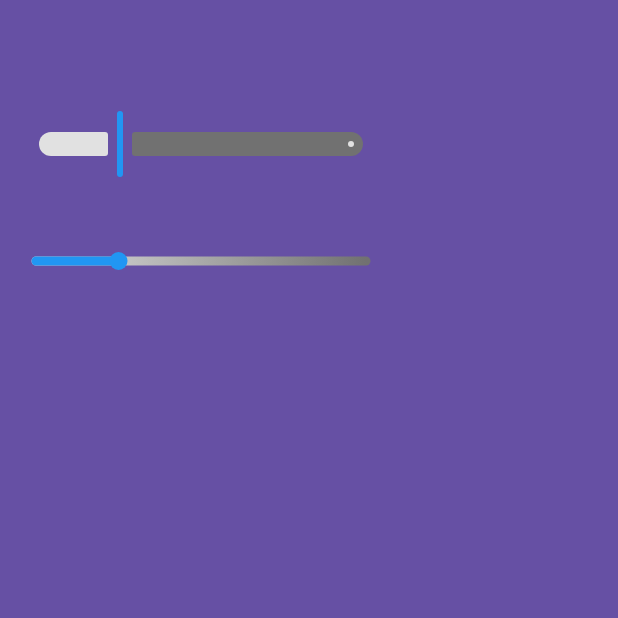
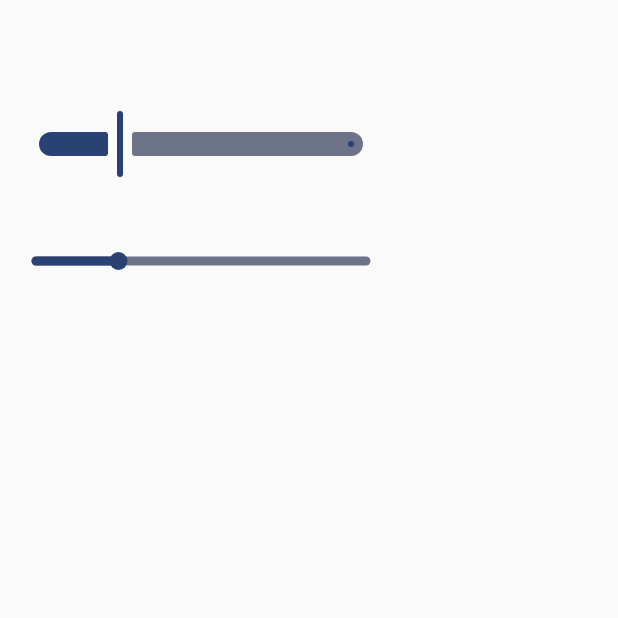
Before and after one commit to TurKurT656/BubbleSlider, an Android app built with Jetpack Compose: the screen it shows after launch (MainActivity), on a phone screen of 412 x 824 dp, the top half of it. Run offline under Robolectric (Android 15) with nearby library versions, the phone set to English and light mode, and no system bars.

Commit message:
Add BubbleSlider colors

```diff
--- a/app/src/main/java/com/github/turkurt656/bubbleslider/BubbleSlider.kt
+++ b/app/src/main/java/com/github/turkurt656/bubbleslider/BubbleSlider.kt
@@ -20,12 +20,10 @@ import androidx.compose.runtime.remember
 import androidx.compose.runtime.setValue
 import androidx.compose.ui.Modifier
 import androidx.compose.ui.geometry.Offset
-import androidx.compose.ui.graphics.Brush
 import androidx.compose.ui.graphics.StrokeCap
 import androidx.compose.ui.unit.Dp
 import androidx.compose.ui.unit.dp
 import androidx.compose.ui.unit.max
-import com.github.turkurt656.bubbleslider.ui.theme.*
 
 @Composable
 fun BubbleSlider(
@@ -33,6 +31,7 @@ fun BubbleSlider(
     onValueChange: (Float) -> Unit,
     modifier: Modifier = Modifier,
     valueRange: ClosedFloatingPointRange<Float> = 0f..100f,
+    colors: BubbleSliderColors = BubbleSliderDefaults.colors(),
     progressThickness: Dp = 6.dp,
     selectorSize: Dp = 12.dp,
 ) {
@@ -86,23 +85,19 @@ fun BubbleSlider(
                 drawLine(
                     start = Offset(x = 0f, y = canvasHeight / 2),
                     end = Offset(x = canvasWidth, y = canvasHeight / 2),
-                    brush = Brush.horizontalGradient(
-                        colors = listOf(Gray1, Gray2),
-                        startX = 0f,
-                        endX = canvasWidth,
-                    ),
+                    color = colors.trackColor(true, false),
                     strokeWidth = progressThickness.toPx(),
                     cap = StrokeCap.Round
                 )
                 drawLine(
                     start = Offset(x = 0f, y = canvasHeight / 2),
                     end = Offset(x = progressWidth, y = canvasHeight / 2),
-                    color = Blue,
+                    color = colors.trackColor(true, true),
                     strokeWidth = progressThickness.toPx(),
                     cap = StrokeCap.Round
                 )
                 drawDrop(
-                    color = Blue,
+                    color = colors.thumbColor(true),
                     center = Offset(x = progressWidth, y = canvasHeight / 2),
                     radius = circleRadius.toPx(),
                     velocity = velocityAnimation.value,
--- /dev/null
+++ b/app/src/main/java/com/github/turkurt656/bubbleslider/BubbleSliderColors.kt
@@ -0,0 +1,71 @@
+package com.github.turkurt656.bubbleslider
+
+import androidx.compose.runtime.Immutable
+import androidx.compose.runtime.Stable
+import androidx.compose.ui.graphics.Color
+import androidx.compose.ui.graphics.takeOrElse
+
+
+@Immutable
+class BubbleSliderColors(
+    val thumbColor: Color,
+    val activeTrackColor: Color,
+    val inactiveTrackColor: Color,
+    val disabledThumbColor: Color,
+    val disabledActiveTrackColor: Color,
+    val disabledInactiveTrackColor: Color,
+) {
+
+    fun copy(
+        thumbColor: Color = this.thumbColor,
+        activeTrackColor: Color = this.activeTrackColor,
+        inactiveTrackColor: Color = this.inactiveTrackColor,
+        disabledThumbColor: Color = this.disabledThumbColor,
+        disabledActiveTrackColor: Color = this.disabledActiveTrackColor,
+        disabledInactiveTrackColor: Color = this.disabledInactiveTrackColor,
+    ) =
+        BubbleSliderColors(
+            thumbColor.takeOrElse { this.thumbColor },
+            activeTrackColor.takeOrElse { this.activeTrackColor },
+            inactiveTrackColor.takeOrElse { this.inactiveTrackColor },
+            disabledThumbColor.takeOrElse { this.disabledThumbColor },
+            disabledActiveTrackColor.takeOrElse { this.disabledActiveTrackColor },
+            disabledInactiveTrackColor.takeOrElse { this.disabledInactiveTrackColor },
+        )
+
+    @Stable
+    internal fun thumbColor(enabled: Boolean): Color =
+        if (enabled) thumbColor else disabledThumbColor
+
+    @Stable
+    internal fun trackColor(enabled: Boolean, active: Boolean): Color =
+        if (enabled) {
+            if (active) activeTrackColor else inactiveTrackColor
+        } else {
+            if (active) disabledActiveTrackColor else disabledInactiveTrackColor
+        }
+
+    override fun equals(other: Any?): Boolean {
+        if (this === other) return true
+        if (other == null || other !is BubbleSliderColors) return false
+
+        if (thumbColor != other.thumbColor) return false
+        if (activeTrackColor != other.activeTrackColor) return false
+        if (inactiveTrackColor != other.inactiveTrackColor) return false
+        if (disabledThumbColor != other.disabledThumbColor) return false
+        if (disabledActiveTrackColor != other.disabledActiveTrackColor) return false
+        if (disabledInactiveTrackColor != other.disabledInactiveTrackColor) return false
+
+        return true
+    }
+
+    override fun hashCode(): Int {
+        var result = thumbColor.hashCode()
+        result = 31 * result + activeTrackColor.hashCode()
+        result = 31 * result + inactiveTrackColor.hashCode()
+        result = 31 * result + disabledThumbColor.hashCode()
+        result = 31 * result + disabledActiveTrackColor.hashCode()
+        result = 31 * result + disabledInactiveTrackColor.hashCode()
+        return result
+    }
+}
--- /dev/null
+++ b/app/src/main/java/com/github/turkurt656/bubbleslider/BubbleSliderDefaults.kt
@@ -0,0 +1,43 @@
+package com.github.turkurt656.bubbleslider
+
+import androidx.compose.material3.MaterialTheme
+import androidx.compose.runtime.Composable
+import androidx.compose.ui.graphics.Color
+
+object BubbleSliderDefaults {
+
+    private var _cachedColor: BubbleSliderColors? = null
+    private val cachedColor: BubbleSliderColors
+        @Composable
+        get() {
+            return _cachedColor
+                ?: BubbleSliderColors(
+                    thumbColor = MaterialTheme.colorScheme.primary,
+                    activeTrackColor = MaterialTheme.colorScheme.primary,
+                    inactiveTrackColor = MaterialTheme.colorScheme.secondaryContainer,
+                    disabledThumbColor = MaterialTheme.colorScheme.onSurface,
+                    disabledActiveTrackColor = MaterialTheme.colorScheme.onSurface,
+                    disabledInactiveTrackColor = MaterialTheme.colorScheme.onSurface,
+                ).also {
+                    _cachedColor = it
+                }
+        }
+
+    @Composable
+    fun colors(
+        thumbColor: Color = Color.Unspecified,
+        activeTrackColor: Color = Color.Unspecified,
+        inactiveTrackColor: Color = Color.Unspecified,
+        disabledThumbColor: Color = Color.Unspecified,
+        disabledActiveTrackColor: Color = Color.Unspecified,
+        disabledInactiveTrackColor: Color = Color.Unspecified,
+    ): BubbleSliderColors =
+        cachedColor.copy(
+            thumbColor = thumbColor,
+            activeTrackColor = activeTrackColor,
+            inactiveTrackColor = inactiveTrackColor,
+            disabledThumbColor = disabledThumbColor,
+            disabledActiveTrackColor = disabledActiveTrackColor,
+            disabledInactiveTrackColor = disabledInactiveTrackColor,
+        )
+}
--- a/app/src/main/java/com/github/turkurt656/bubbleslider/ui/MainActivity.kt
+++ b/app/src/main/java/com/github/turkurt656/bubbleslider/ui/MainActivity.kt
@@ -4,7 +4,6 @@ import android.os.Bundle
 import androidx.activity.ComponentActivity
 import androidx.activity.compose.setContent
 import androidx.activity.enableEdgeToEdge
-import androidx.compose.foundation.background
 import androidx.compose.foundation.layout.Column
 import androidx.compose.foundation.layout.fillMaxSize
 import androidx.compose.foundation.layout.padding
@@ -18,7 +17,7 @@ import androidx.compose.runtime.setValue
 import androidx.compose.ui.Modifier
 import androidx.compose.ui.unit.dp
 import com.github.turkurt656.bubbleslider.BubbleSlider
-import com.github.turkurt656.bubbleslider.ui.theme.*
+import com.github.turkurt656.bubbleslider.BubbleSliderDefaults
 import com.github.turkurt656.bubbleslider.ui.theme.BubbleSliderTheme
 
 class MainActivity : ComponentActivity() {
@@ -30,7 +29,6 @@ class MainActivity : ComponentActivity() {
                 Column(
                     modifier = Modifier
                         .fillMaxSize()
-                        .background(Purple40)
                         .padding(top = 48.dp)
                 ) {
 
@@ -48,11 +46,7 @@ class MainActivity : ComponentActivity() {
                         modifier = modifier,
                         valueRange = valueRange,
                         enabled = true,
-                        colors = SliderDefaults.colors(
-                            thumbColor = Blue,
-                            activeTrackColor = Gray1,
-                            inactiveTrackColor = Gray2,
-                        ),
+                        colors = SliderDefaults.colors(),
                         value = value,
                         onValueChange = { value = it },
                         onValueChangeFinished = {
@@ -63,6 +57,7 @@ class MainActivity : ComponentActivity() {
                     BubbleSlider(
                         modifier = modifier,
                         valueRange = valueRange,
+                        colors = BubbleSliderDefaults.colors(),
                         value = value,
                         onValueChange = { value = it },
                     )
--- a/app/src/main/java/com/github/turkurt656/bubbleslider/ui/theme/Color.kt
+++ b/app/src/main/java/com/github/turkurt656/bubbleslider/ui/theme/Color.kt
@@ -9,7 +9,3 @@ val Pink80 = Color(0xFFEFB8C8)
 val Purple40 = Color(0xFF6650a4)
 val PurpleGrey40 = Color(0xFF625b71)
 val Pink40 = Color(0xFF7D5260)
-
-val Blue = Color(0xFF2196F3)
-val Gray1 = Color(0xFFE1E1E1)
-val Gray2 = Color(0xFF717171)
```
